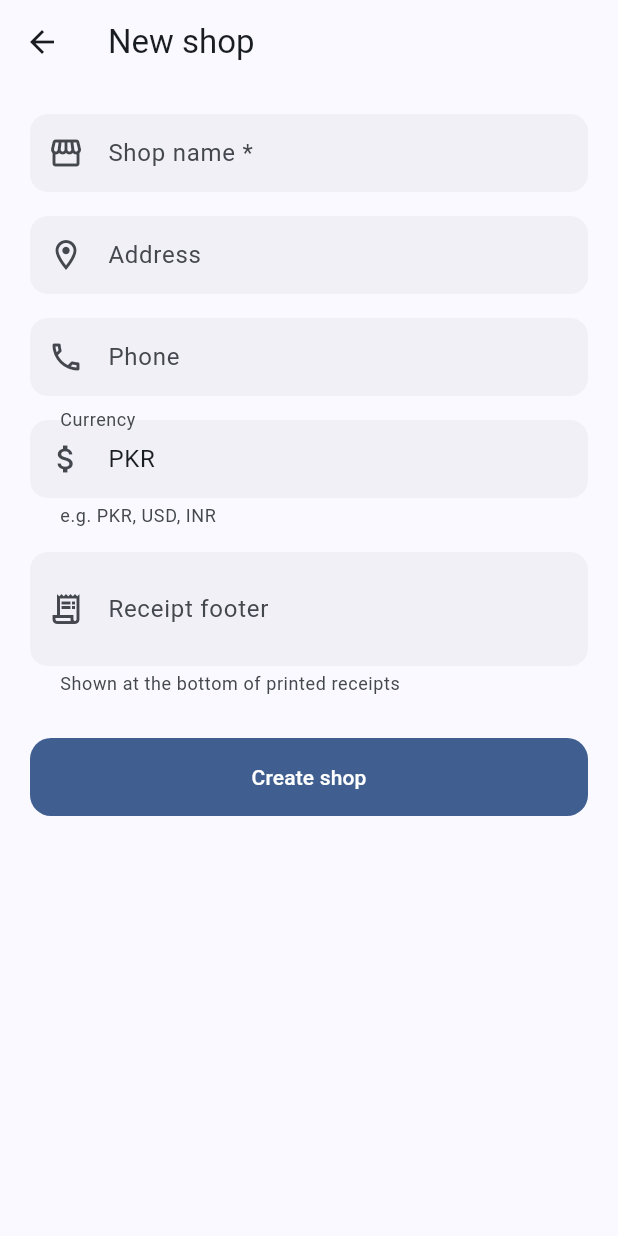
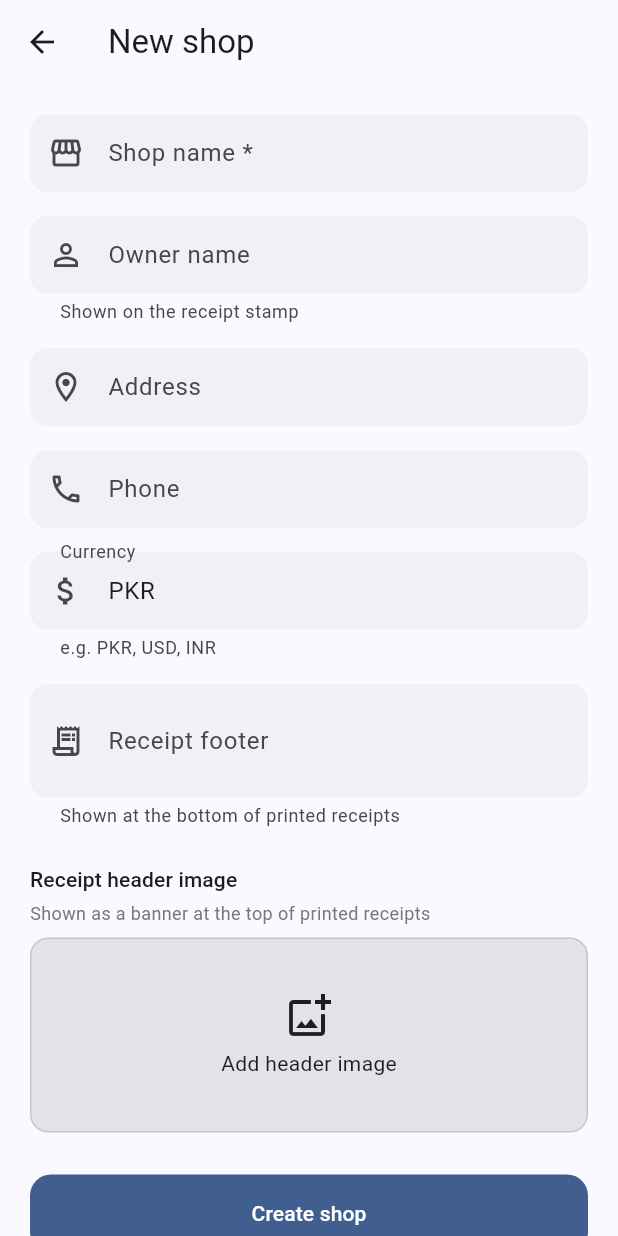
Before and after one commit to israrahmad831/Myshop, a Flutter app: the ShopFormScreen screen opened directly, on a phone screen of 412 x 824 dp. Run offline on Flutter 3.47's test engine with Material 3 defaults, Android fonts, the phone set to English and light mode, and no system bars; our stand-ins replace cached_network_image, connectivity_plus, equatable, flutter_local_notifications, flutter_riverpod, go_router and 8 more; missing offline and left inert: dart:html; accounts and stored records are empty.

Commit message:
added missing functions in the app

```diff
--- a/lib/features/shops/domain/shop.dart
+++ b/lib/features/shops/domain/shop.dart
@@ -11,6 +11,8 @@ class Shop extends Equatable {
     this.logoUrl,
     this.currency = 'PKR',
     this.receiptFooter,
+    this.receiptHeaderUrl,
+    this.ownerName,
     this.role,
     this.createdAt,
   });
@@ -23,6 +25,12 @@ class Shop extends Equatable {
   final String? logoUrl;
   final String currency;
   final String? receiptFooter;
+
+  /// Banner image shown at the top of printed receipts.
+  final String? receiptHeaderUrl;
+
+  /// Owner name shown on the receipt stamp.
+  final String? ownerName;
 
   /// The current user's role in this shop (joined from shop_members).
   final String? role;
@@ -42,6 +50,8 @@ class Shop extends Equatable {
         logoUrl: json['logo_url'] as String?,
         currency: (json['currency'] as String?) ?? 'PKR',
         receiptFooter: json['receipt_footer'] as String?,
+        receiptHeaderUrl: json['receipt_header_url'] as String?,
+        ownerName: json['owner_name'] as String?,
         role: role ?? json['role'] as String?,
         createdAt: json['created_at'] == null
             ? null
@@ -56,6 +66,8 @@ class Shop extends Equatable {
         'logo_url': logoUrl,
         'currency': currency,
         'receipt_footer': receiptFooter,
+        'receipt_header_url': receiptHeaderUrl,
+        'owner_name': ownerName,
       };
 
   Map<String, dynamic> toUpdate() => {
@@ -65,6 +77,8 @@ class Shop extends Equatable {
         'logo_url': logoUrl,
         'currency': currency,
         'receipt_footer': receiptFooter,
+        'receipt_header_url': receiptHeaderUrl,
+        'owner_name': ownerName,
       };
 
   Shop copyWith({
@@ -74,6 +88,8 @@ class Shop extends Equatable {
     String? logoUrl,
     String? currency,
     String? receiptFooter,
+    String? receiptHeaderUrl,
+    String? ownerName,
     String? role,
   }) =>
       Shop(
@@ -85,10 +101,13 @@ class Shop extends Equatable {
         logoUrl: logoUrl ?? this.logoUrl,
         currency: currency ?? this.currency,
         receiptFooter: receiptFooter ?? this.receiptFooter,
+        receiptHeaderUrl: receiptHeaderUrl ?? this.receiptHeaderUrl,
+        ownerName: ownerName ?? this.ownerName,
         role: role ?? this.role,
         createdAt: createdAt,
       );
 
   @override
-  List<Object?> get props => [id, name, role, currency];
+  List<Object?> get props =>
+      [id, name, role, currency, receiptHeaderUrl, ownerName];
 }
--- a/lib/features/shops/presentation/shop_form_screen.dart
+++ b/lib/features/shops/presentation/shop_form_screen.dart
@@ -1,7 +1,11 @@
+import 'dart:typed_data';
+
 import 'package:flutter/material.dart';
 import 'package:flutter_riverpod/flutter_riverpod.dart';
 import 'package:go_router/go_router.dart';
+import 'package:image_picker/image_picker.dart';
 
+import '../../../core/storage/image_uploader.dart';
 import '../../../core/utils/validators.dart';
 import '../../../core/widgets/app_widgets.dart';
 import '../data/shops_repository.dart';
@@ -20,11 +24,16 @@ class ShopFormScreen extends ConsumerStatefulWidget {
 class _ShopFormScreenState extends ConsumerState<ShopFormScreen> {
   final _formKey = GlobalKey<FormState>();
   late final TextEditingController _name;
+  late final TextEditingController _ownerName;
   late final TextEditingController _address;
   late final TextEditingController _phone;
   late final TextEditingController _currency;
   late final TextEditingController _footer;
   bool _saving = false;
+
+  Uint8List? _headerBytes;
+  String _headerExt = 'jpg';
+  String? _headerUrl;
 
   bool get _isEdit => widget.existing != null;
 
@@ -33,15 +42,18 @@ class _ShopFormScreenState extends ConsumerState<ShopFormScreen> {
     super.initState();
     final s = widget.existing;
     _name = TextEditingController(text: s?.name);
+    _ownerName = TextEditingController(text: s?.ownerName);
     _address = TextEditingController(text: s?.address);
     _phone = TextEditingController(text: s?.phone);
     _currency = TextEditingController(text: s?.currency ?? 'PKR');
     _footer = TextEditingController(text: s?.receiptFooter);
+    _headerUrl = s?.receiptHeaderUrl;
   }
 
   @override
   void dispose() {
     _name.dispose();
+    _ownerName.dispose();
     _address.dispose();
     _phone.dispose();
     _currency.dispose();
@@ -49,22 +61,50 @@ class _ShopFormScreenState extends ConsumerState<ShopFormScreen> {
     super.dispose();
   }
 
+  Future<void> _pickHeader() async {
+    final xfile = await ImagePicker()
+        .pickImage(source: ImageSource.gallery, maxWidth: 1600, imageQuality: 85);
+    if (xfile == null) return;
+    final bytes = await xfile.readAsBytes();
+    if (mounted) {
+      setState(() {
+        _headerBytes = bytes;
+        _headerExt = xfile.name.contains('.')
+            ? xfile.name.split('.').last.toLowerCase()
+            : 'jpg';
+      });
+    }
+  }
+
   Future<void> _save() async {
     if (!_formKey.currentState!.validate()) return;
     setState(() => _saving = true);
     final repo = ref.read(shopsRepositoryProvider);
     try {
-      final draft = (widget.existing ??
-              const Shop(id: '', ownerId: '', name: ''))
-          .copyWith(
+      final draft =
+          (widget.existing ?? const Shop(id: '', ownerId: '', name: '')).copyWith(
         name: _name.text.trim(),
+        ownerName: _ownerName.text.trim(),
         address: _address.text.trim(),
         phone: _phone.text.trim(),
         currency: _currency.text.trim().isEmpty ? 'PKR' : _currency.text.trim(),
         receiptFooter: _footer.text.trim(),
+        receiptHeaderUrl: _headerUrl,
       );
-      final saved =
+      var saved =
           _isEdit ? await repo.updateShop(draft) : await repo.createShop(draft);
+
+      // Upload the header image now that we have a shop id, then persist its url.
+      if (_headerBytes != null) {
+        final url = await ref.read(imageUploaderProvider).uploadShopImage(
+              shopId: saved.id,
+              kind: 'header',
+              bytes: _headerBytes!,
+              fileExt: _headerExt,
+            );
+        saved = await repo.updateShop(saved.copyWith(receiptHeaderUrl: url));
+      }
+
       ref.invalidate(myShopsProvider);
       if (!_isEdit) {
         await ref.read(currentShopIdProvider.notifier).select(saved.id);
@@ -105,6 +145,16 @@ class _ShopFormScreenState extends ConsumerState<ShopFormScreen> {
                   ),
                   const SizedBox(height: 16),
                   TextFormField(
+                    controller: _ownerName,
+                    textCapitalization: TextCapitalization.words,
+                    decoration: const InputDecoration(
+                      labelText: 'Owner name',
+                      prefixIcon: Icon(Icons.person_outline),
+                      helperText: 'Shown on the receipt stamp',
+                    ),
+                  ),
+                  const SizedBox(height: 16),
+                  TextFormField(
                     controller: _address,
                     decoration: const InputDecoration(
                       labelText: 'Address',
@@ -140,6 +190,29 @@ class _ShopFormScreenState extends ConsumerState<ShopFormScreen> {
                       helperText: 'Shown at the bottom of printed receipts',
                     ),
                   ),
+                  const SizedBox(height: 24),
+
+                  // --- Receipt header image ---------------------------------
+                  Text('Receipt header image',
+                      style: Theme.of(context).textTheme.titleSmall),
+                  const SizedBox(height: 4),
+                  Text('Shown as a banner at the top of printed receipts',
+                      style: TextStyle(
+                          fontSize: 12,
+                          color: Theme.of(context).colorScheme.outline)),
+                  const SizedBox(height: 8),
+                  _HeaderPicker(
+                    bytes: _headerBytes,
+                    url: _headerUrl,
+                    onTap: _pickHeader,
+                    onClear: (_headerBytes != null || _headerUrl != null)
+                        ? () => setState(() {
+                              _headerBytes = null;
+                              _headerUrl = null;
+                            })
+                        : null,
+                  ),
+
                   const SizedBox(height: 28),
                   FilledButton(
                     onPressed: _saving ? null : _save,
@@ -159,3 +232,68 @@ class _ShopFormScreenState extends ConsumerState<ShopFormScreen> {
     );
   }
 }
+
+class _HeaderPicker extends StatelessWidget {
+  const _HeaderPicker({
+    required this.bytes,
+    required this.url,
+    required this.onTap,
+    this.onClear,
+  });
+  final Uint8List? bytes;
+  final String? url;
+  final VoidCallback onTap;
+  final VoidCallback? onClear;
+
+  @override
+  Widget build(BuildContext context) {
+    final scheme = Theme.of(context).colorScheme;
+    return Stack(
+      children: [
+        GestureDetector(
+          onTap: onTap,
+          child: Container(
+            height: 130,
+            decoration: BoxDecoration(
+              color: scheme.surfaceContainerHighest,
+              borderRadius: BorderRadius.circular(12),
+              border: Border.all(color: scheme.outlineVariant),
+              image: bytes != null
+                  ? DecorationImage(image: MemoryImage(bytes!), fit: BoxFit.cover)
+                  : (url != null
+                      ? DecorationImage(
+                          image: NetworkImage(url!), fit: BoxFit.cover)
+                      : null),
+            ),
+            child: (bytes == null && url == null)
+                ? const Center(
+                    child: Column(
+                      mainAxisSize: MainAxisSize.min,
+                      children: [
+                        Icon(Icons.add_photo_alternate_outlined, size: 32),
+                        SizedBox(height: 6),
+                        Text('Add header image'),
+                      ],
+                    ),
+                  )
+                : null,
+          ),
+        ),
+        if (onClear != null)
+          Positioned(
+            top: 6,
+            right: 6,
+            child: CircleAvatar(
+              radius: 16,
+              backgroundColor: Colors.black54,
+              child: IconButton(
+                iconSize: 18,
+                icon: const Icon(Icons.close, color: Colors.white),
+                onPressed: onClear,
+              ),
+            ),
+          ),
+      ],
+    );
+  }
+}
```
Also changed, not shown: lib/core/storage/image_uploader.dart (+16 -1 lines), pubspec.yaml (+9 -1 lines), 3 other files.
